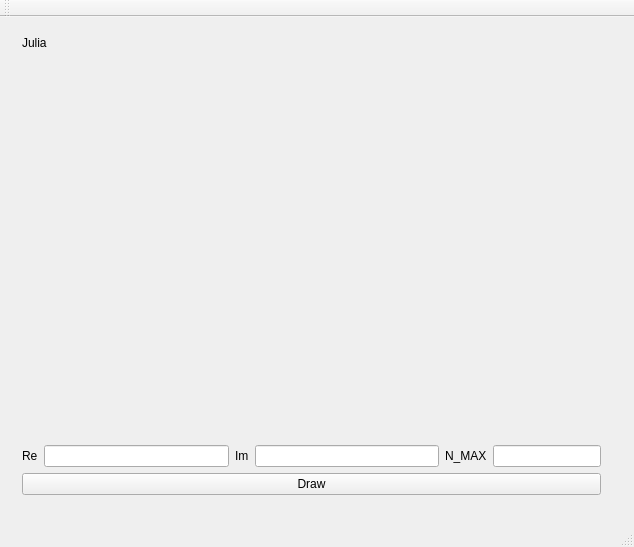
First picture: the form in JuliaSetFractals/mainwindow.ui, repository lswiderski/julia-set-fractal, before the edit.
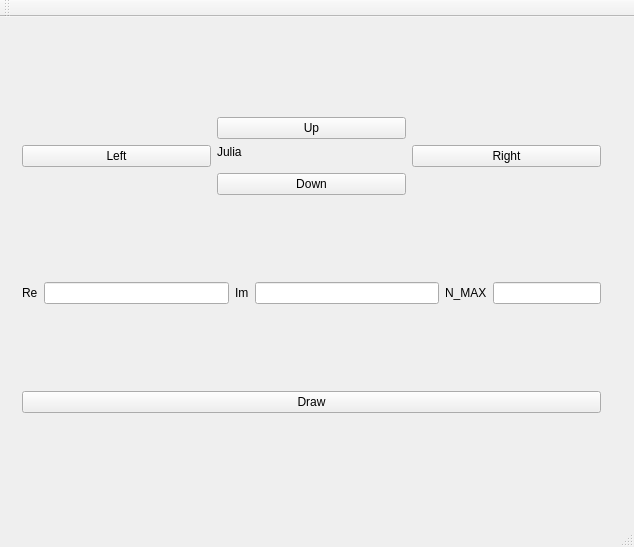
Second picture: the form after the edit.

Commit message: left,right,up,down buttons

Diff of the .ui file:
```diff
--- a/JuliaSetFractals/mainwindow.ui
+++ b/JuliaSetFractals/mainwindow.ui
@@ -27,7 +27,7 @@
      <property name="verticalSpacing">
       <number>6</number>
      </property>
-     <item row="2" column="0">
+     <item row="3" column="0">
       <layout class="QHBoxLayout" name="horizontalLayout_2">
        <item>
         <widget class="QLabel" name="label_3">
@@ -61,7 +61,7 @@
        </item>
       </layout>
      </item>
-     <item row="3" column="0">
+     <item row="4" column="0">
       <widget class="QPushButton" name="pushButton">
        <property name="layoutDirection">
         <enum>Qt::LeftToRight</enum>
@@ -72,6 +72,8 @@
       </widget>
      </item>
      <item row="1" column="0">
+      <layout class="QGridLayout" name="gridLayout_2">
+       <item row="3" column="2">
       <widget class="QLabel" name="imagelabel">
        <property name="text">
         <string>Julia</string>
@@ -80,6 +82,36 @@
         <set>Qt::AlignLeading|Qt::AlignLeft|Qt::AlignTop</set>
        </property>
       </widget>
+       </item>
+       <item row="3" column="0">
+        <widget class="QPushButton" name="leftButton">
+         <property name="text">
+          <string>Left</string>
+         </property>
+        </widget>
+       </item>
+       <item row="4" column="2">
+        <widget class="QPushButton" name="downButton">
+         <property name="text">
+          <string>Down</string>
+         </property>
+        </widget>
+       </item>
+       <item row="3" column="3">
+        <widget class="QPushButton" name="rightButton">
+         <property name="text">
+          <string>Right</string>
+         </property>
+        </widget>
+       </item>
+       <item row="2" column="2">
+        <widget class="QPushButton" name="upButton">
+         <property name="text">
+          <string>Up</string>
+         </property>
+        </widget>
+       </item>
+      </layout>
      </item>
     </layout>
    </widget>
```
Lines whose indentation alone changed are shown as unchanged. The commit also changes 4 other files.
